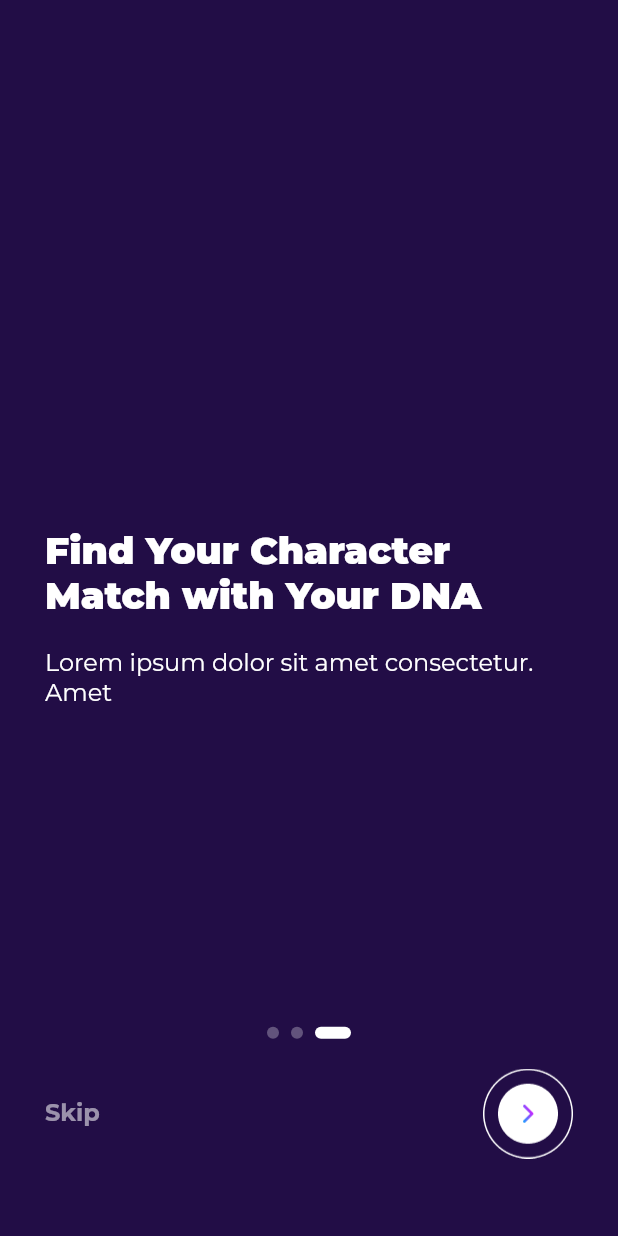
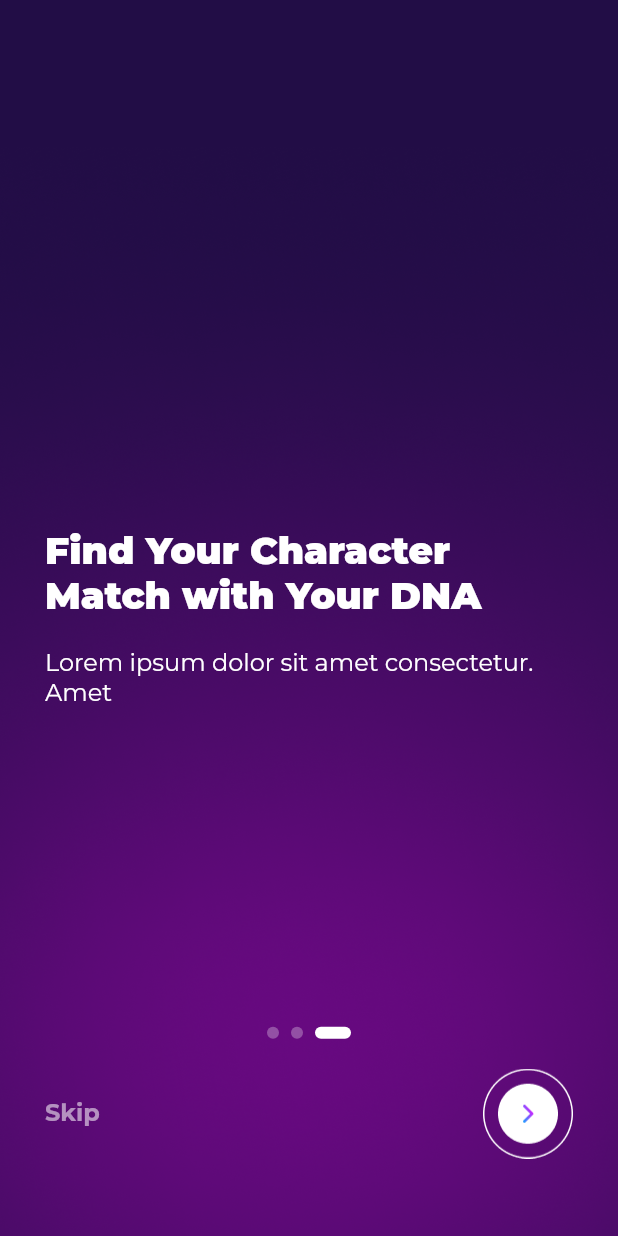
Before and after one commit to ilhamfathoni2/Talent-DNA, a Flutter app: the screen it shows after launch, after a tap on "Skip", on a phone screen of 412 x 824 dp. Run offline on Flutter 3.47's test engine with Material 2 defaults, Android fonts, the phone set to English and light mode, and no system bars; drawn by our look-alikes of smooth_page_indicator; our stand-ins replace convex_bottom_bar, google_fonts, gradient_borders.

Commit message:
change background with image in onboarding

```diff
--- a/lib/src/screens/onboarding/intro_page_one.dart
+++ b/lib/src/screens/onboarding/intro_page_one.dart
@@ -1,5 +1,4 @@
 import 'package:flutter/material.dart';
-// import 'package:lottie/lottie.dart';
 
 class IntroPageOne extends StatelessWidget {
   const IntroPageOne({super.key});
@@ -7,7 +6,12 @@ class IntroPageOne extends StatelessWidget {
   @override
   Widget build(BuildContext context) {
     return Container(
-      color: const Color(0xFF220D46),
+      decoration: const BoxDecoration(
+        image: DecorationImage(
+          image: AssetImage('assets/img/blur_blue.png'),
+          fit: BoxFit.cover,
+        ),
+      ),
       child: const Padding(
         padding: EdgeInsets.symmetric(horizontal: 30.0),
         child: Stack(
@@ -19,11 +23,6 @@ class IntroPageOne extends StatelessWidget {
               crossAxisAlignment:
                   CrossAxisAlignment.center, // Menengahkan secara horizontal
               children: [
-                // Lottie.network(
-                //   'https://lottie.host/2fdc7ada-cdab-4f5c-b9b9-f322be0a91c8/cVB3qAgJOr.json',
-                //   height: 200, // Sesuaikan tinggi animasi sesuai kebutuhan Anda
-                //   width: 200, // Sesuaikan lebar animasi sesuai kebutuhan Anda
-                // ),
                 // Teks pertama
                 Padding(
                   padding: EdgeInsets.only(bottom: 20.0),
--- a/lib/src/screens/onboarding/intro_page_three.dart
+++ b/lib/src/screens/onboarding/intro_page_three.dart
@@ -1,5 +1,4 @@
 import 'package:flutter/material.dart';
-// import 'package:lottie/lottie.dart';
 
 class IntroPageThree extends StatelessWidget {
   const IntroPageThree({super.key});
@@ -7,7 +6,12 @@ class IntroPageThree extends StatelessWidget {
   @override
   Widget build(BuildContext context) {
     return Container(
-      color: const Color(0xFF220D46),
+      decoration: const BoxDecoration(
+        image: DecorationImage(
+          image: AssetImage('assets/img/blur_purpel_light.png'),
+          fit: BoxFit.cover,
+        ),
+      ),
       child: const Padding(
         padding: EdgeInsets.symmetric(horizontal: 30.0),
         child: Stack(
@@ -19,11 +23,6 @@ class IntroPageThree extends StatelessWidget {
               crossAxisAlignment:
                   CrossAxisAlignment.center, // Menengahkan secara horizontal
               children: [
-                // Lottie.network(
-                //   'https://lottie.host/2fdc7ada-cdab-4f5c-b9b9-f322be0a91c8/cVB3qAgJOr.json',
-                //   height: 200, // Sesuaikan tinggi animasi sesuai kebutuhan Anda
-                //   width: 200, // Sesuaikan lebar animasi sesuai kebutuhan Anda
-                // ),
                 // Teks pertama
                 Padding(
                   padding: EdgeInsets.only(bottom: 20.0),
--- a/lib/src/screens/onboarding/intro_page_two.dart
+++ b/lib/src/screens/onboarding/intro_page_two.dart
@@ -1,5 +1,4 @@
 import 'package:flutter/material.dart';
-// import 'package:lottie/lottie.dart';
 
 class IntroPageTwo extends StatelessWidget {
   const IntroPageTwo({super.key});
@@ -7,7 +6,12 @@ class IntroPageTwo extends StatelessWidget {
   @override
   Widget build(BuildContext context) {
     return Container(
-      color: const Color(0xFF220D46),
+      decoration: const BoxDecoration(
+        image: DecorationImage(
+          image: AssetImage('assets/img/blur_purple.png'),
+          fit: BoxFit.cover,
+        ),
+      ),
       child: const Padding(
         padding: EdgeInsets.symmetric(horizontal: 30.0),
         child: Stack(
@@ -19,12 +23,6 @@ class IntroPageTwo extends StatelessWidget {
               crossAxisAlignment:
                   CrossAxisAlignment.center, // Menengahkan secara horizontal
               children: [
-                // Lottie animation
-                // Lottie.network(
-                //   'https://lottie.host/2fdc7ada-cdab-4f5c-b9b9-f322be0a91c8/cVB3qAgJOr.json',
-                //   height: 200, // Sesuaikan tinggi animasi sesuai kebutuhan Anda
-                //   width: 200, // Sesuaikan lebar animasi sesuai kebutuhan Anda
-                // ),
                 // Teks pertama
                 Padding(
                   padding: EdgeInsets.only(bottom: 20.0),
```
